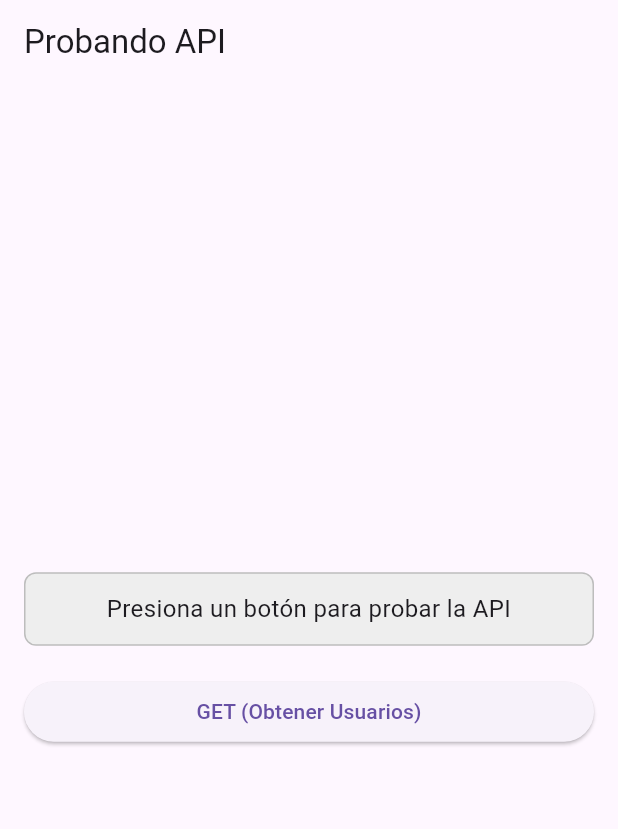
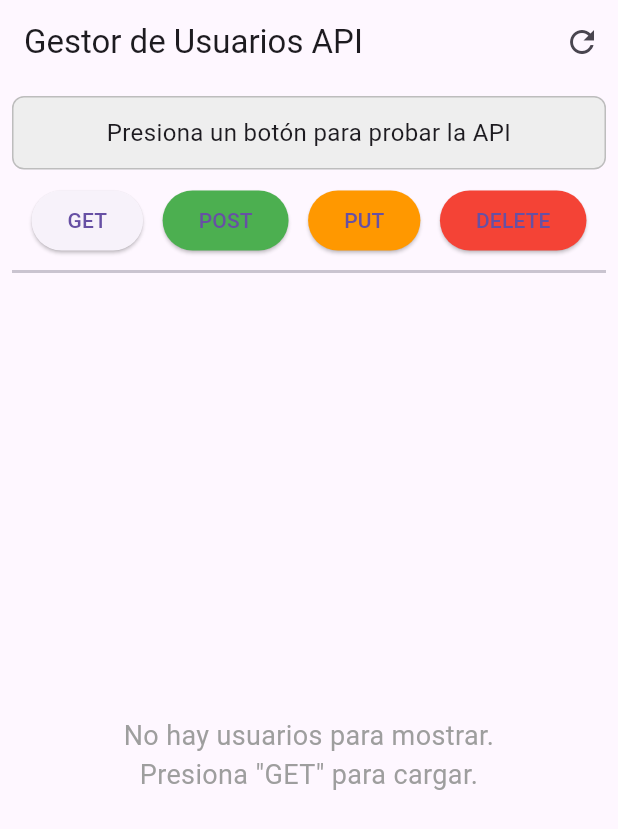
Before and after one commit to PedroMtz83/Recicla-Facil, a Flutter app: the screen it shows after launch, on a phone screen of 412 x 824 dp. Shown: the top 829 px of the screen. Run offline on Flutter 3.47's test engine with Material 3 defaults, Android fonts, the phone set to English and light mode, and no system bars.

Commit message:
Cambio en la ruta de actualizar para admitir correo e integración de interfaz básica para probar el CRUD de usuarios ya funcional

```diff
--- a/rf_sprint1/lib/login.dart
+++ b/rf_sprint1/lib/login.dart
@@ -1,7 +1,8 @@
 import 'package:flutter/material.dart';
 import 'services/usuario_service.dart';
+
 class AppSp01 extends StatefulWidget {
-  const AppSp01({super.key});
+  AppSp01({super.key});
 
   @override
   State<AppSp01> createState() => _AppSp01State();
@@ -9,107 +10,187 @@ class AppSp01 extends StatefulWidget {
 
 class _AppSp01State extends State<AppSp01> {
   final UsuarioService _apiService = UsuarioService();
-  String _apiResponse = 'Presiona un botón para probar la API';
+
+  // --- CAMBIO 1: Variables de estado para la lista ---
+  // Guardaremos la lista de usuarios aquí en lugar de en un simple String.
+  List<dynamic> _usuarios = [];
+  // Para mostrar un indicador de carga mientras se obtienen los datos.
+  bool _isLoading = false;
+  // Mantenemos una variable para los mensajes de los otros botones.
+  String _statusMessage = 'Presiona un botón para probar la API';
+
+  // --- CAMBIO 2: Función _probarGet actualizada ---
+  // Ahora llena la lista _usuarios y maneja el estado de carga.
   void _probarGet() async {
-    setState(() => _apiResponse = 'Cargando lista de usuarios...');
+    setState(() {
+      _isLoading = true; // Inicia el indicador de carga
+      _statusMessage = 'Cargando lista de usuarios...';
+    });
+
     try {
-      List<dynamic> usuarios = await _apiService.obtenerUsuarios();
+      final usuariosObtenidos = await _apiService.obtenerUsuarios();
       setState(() {
-        if (usuarios.isNotEmpty) {
-          final primerUsuario = usuarios[0];
-          _apiResponse =
-          '¡Éxito! Se encontraron ${usuarios.length} usuarios.\n\n'
-              'Primer usuario:\n'
-              'Nombre: ${primerUsuario['nombre']}\n'
-              'Email: ${primerUsuario['email']}\n'
-              'Password: ${primerUsuario['password']}\n'
-              'Admin: ${primerUsuario['admin']}'
-          ;
-        } else {
-          _apiResponse = 'No se encontraron usuarios en la base de datos o hubo un problema.';
-        }
+        _usuarios = usuariosObtenidos; // Guarda la lista completa
+        _statusMessage = 'Se encontraron ${_usuarios.length} usuarios.';
       });
     } catch (e) {
       setState(() {
-        _apiResponse = 'Ocurrió un error inesperado en la UI: $e';
+        _statusMessage = 'Error al obtener usuarios: $e';
+        _usuarios = []; // Limpia la lista en caso de error
+      });
+    } finally {
+      setState(() {
+        _isLoading = false; // Detiene el indicador de carga
       });
     }
   }
 
+  // --- Mantenemos tus otras funciones de prueba ---
   void _probarPost() async {
-    setState(() => _apiResponse = 'Creando...');
-    final correoUnico = 'user.${DateTime.now().millisecondsSinceEpoch}@example.com';
-    // ¡Usa los parámetros correctos: nombre, email, password!
+    setState(() => _statusMessage = 'Creando usuario...');
+    final correoUnico = 'prueba1@example.com';
     bool exito = await _apiService.crearUsuario(
-        nombre: 'Usuario Flutter',
-        email: correoUnico,
-        password: '123'
-    );
-    setState(() => _apiResponse = exito ? 'Usuario creado!' : 'Error creando');
+        nombre: 'Pedro92A', email: correoUnico, password: '12345');
+    setState(() => _statusMessage = exito
+        ? 'Usuario creado con éxito. ¡Vuelve a presionar GET!'
+        : 'Error al crear usuario.');
+    if (exito) _usuarios = []; // Limpia la lista para forzar la recarga
   }
 
   void _probarPut() async {
-    setState(() => _apiResponse = 'Actualizando...');
-    // Actualiza usando el email 'test@example.com' (asegúrate de que exista)
+    setState(() => _statusMessage = 'Actualizando usuario...');
     bool exito = await _apiService.actualizarUsuario(
-        email: 'test@example.com',
-        nombre: 'Nombre Actualizado Desde Flutter'
-    );
-    setState(() => _apiResponse = exito ? 'Usuario actualizado!' : 'Error actualizando');
+        email: 'prueba1@example.com', nombre: 'PedroM', admin: true);
+    setState(() => _statusMessage = exito
+        ? 'Usuario actualizado con éxito. ¡Vuelve a presionar GET!'
+        : 'Error al actualizar.');
+    if (exito) _usuarios = [];
   }
 
   void _probarDelete() async {
-    setState(() => _apiResponse = 'Eliminando...');
-    // Elimina usando el email 'test2@example.com' (asegúrate de que exista)
-    bool exito = await _apiService.eliminarUsuario('test2@example.com');
-    setState(() => _apiResponse = exito ? 'Usuario eliminado!' : 'Error eliminando');
+    setState(() => _statusMessage = 'Eliminando usuario...');
+    bool exito = await _apiService.eliminarUsuario('prueba1@example.com');
+    setState(() => _statusMessage = exito
+        ? 'Usuario eliminado con éxito. ¡Vuelve a presionar GET!'
+        : 'Error al eliminar.');
+    if (exito) _usuarios = [];
   }
 
-// ... resto de tu widget de prueba con los botones ...
-
-  @override
-  void initState() {
-    super.initState();
-  }
-
+  // --- CAMBIO 3: El método build refactorizado ---
   @override
   Widget build(BuildContext context) {
     return Scaffold(
-      appBar: AppBar(title: const Text('Probando API')),
-      body: Center(
-        child: Padding(
-          padding: const EdgeInsets.all(16.0),
-          child: Column(
-            mainAxisAlignment: MainAxisAlignment.center,
-            crossAxisAlignment: CrossAxisAlignment.stretch,
-            children: [
-              // Contenedor para mostrar la respuesta
-              Container(
-                padding: const EdgeInsets.all(12),
-                decoration: BoxDecoration(
-                    color: Colors.grey.shade200,
-                    borderRadius: BorderRadius.circular(8),
-                    border: Border.all(color: Colors.grey.shade400)
-                ),
-                child: Text(
-                  _apiResponse,
-                  textAlign: TextAlign.center,
-                  style: const TextStyle(fontSize: 16),
-                ),
-              ),
-              const SizedBox(height: 20),
-
-              // Botón que llama a la función
-              ElevatedButton(
-                onPressed: _probarGet, // Asocia la función al botón
-                child: const Text('GET (Obtener Usuarios)'),
-              ),
-
-              // Aquí puedes añadir los otros botones
-            ],
+      appBar: AppBar(
+        title: Text('Gestor de Usuarios API'),
+        actions: [
+          // Un botón para recargar la lista directamente desde la AppBar
+          IconButton(
+            icon: Icon(Icons.refresh),
+            onPressed: _probarGet,
+            tooltip: 'Recargar Lista',
           ),
+        ],
+      ),
+      // El cuerpo ahora es dinámico: muestra la lista o los botones
+      body: Padding(
+        padding: EdgeInsets.all(8.0),
+        child: Column(
+          children: [
+            // Una sección superior para los botones y mensajes
+            _buildControlPanel(),
+            Divider(height: 20, thickness: 2),
+            // Una sección inferior que muestra la lista de usuarios
+            _buildUserListView(),
+          ],
         ),
       ),
     );
   }
+
+  // Widget para los botones de control
+  Widget _buildControlPanel() {
+    return Column(
+      crossAxisAlignment: CrossAxisAlignment.stretch,
+      children: [
+        Container(
+          padding: EdgeInsets.all(12),
+          decoration: BoxDecoration(
+              color: Colors.grey.shade200,
+              borderRadius: BorderRadius.circular(8),
+              border: Border.all(color: Colors.grey.shade400)),
+          child: Text(
+            _statusMessage,
+            textAlign: TextAlign.center,
+            style: TextStyle(fontSize: 16),
+          ),
+        ),
+        SizedBox(height: 10),
+        // Usamos una fila para que los botones se vean mejor
+        Row(
+          mainAxisAlignment: MainAxisAlignment.spaceEvenly,
+          children: [
+            ElevatedButton(onPressed: _probarGet, child: const Text('GET')),
+            ElevatedButton(
+                onPressed: _probarPost,
+                child: Text('POST'),
+                style: ElevatedButton.styleFrom(backgroundColor: Colors.green)),
+            ElevatedButton(
+                onPressed: _probarPut,
+                child: Text('PUT'),
+                style: ElevatedButton.styleFrom(backgroundColor: Colors.orange)),
+            ElevatedButton(
+                onPressed: _probarDelete,
+                child: Text('DELETE'),
+                style: ElevatedButton.styleFrom(backgroundColor: Colors.red)),
+          ],
+        ),
+      ],
+    );
+  }
+
+  // Widget para la lista de usuarios
+  Widget _buildUserListView() {
+    // Si está cargando, muestra el CircularProgressIndicator
+    if (_isLoading) {
+      return Expanded(
+        child: Center(child: CircularProgressIndicator()),
+      );
+    }
+    // Si la lista está vacía (después de cargar), muestra un mensaje
+    if (_usuarios.isEmpty) {
+      return Expanded(
+        child: Center(
+          child: Text(
+            'No hay usuarios para mostrar.\nPresiona "GET" para cargar.',
+            textAlign: TextAlign.center,
+            style: TextStyle(fontSize: 18, color: Colors.grey),
+          ),
+        ),
+      );
+    }
+
+    // Si hay usuarios, construye el ListView.builder
+    // Expanded es crucial para que el ListView ocupe el espacio restante.
+    return Expanded(
+      child: ListView.builder(
+        itemCount: _usuarios.length,
+        itemBuilder: (context, index) {
+          final usuario = _usuarios[index];
+          return Card(
+            margin: EdgeInsets.symmetric(vertical: 6.0),
+            child: ListTile(
+              leading: CircleAvatar(
+                child: Text(usuario['nombre']?[0] ?? 'U'),
+              ),
+              title: Text(usuario['nombre'] ?? 'Sin nombre'),
+              subtitle: Text(usuario['email'] ?? 'Sin email'),
+              trailing: (usuario['admin'] == true)
+                  ? Icon(Icons.shield, color: Colors.blue)
+                  : null,
+            ),
+          );
+        },
+      ),
+    );
+  }
 }
--- a/rf_sprint1/lib/services/usuario_service.dart
+++ b/rf_sprint1/lib/services/usuario_service.dart
@@ -65,14 +65,15 @@ class UsuarioService {
     required String email, // Email para identificar al usuario
     String? nombre,       // Datos opcionales a actualizar
     String? password,
+    bool? admin,
   }) async {
     // URL específica para la actualización, ej: /api/usuarios/test@test.com
     final Uri url = Uri.parse('$_baseUrl/$email');
 
-    final Map<String, String> body = {};
+    final Map<String, dynamic> body = {};
     if (nombre != null) body['nombre'] = nombre;
     if (password != null) body['password'] = password;
-
+    if (admin != null) body['admin'] = admin;
     if (body.isEmpty) {
       debugPrint("No se proporcionaron datos para actualizar.");
       return false;
```
Also changed, not shown: 2 other files.
